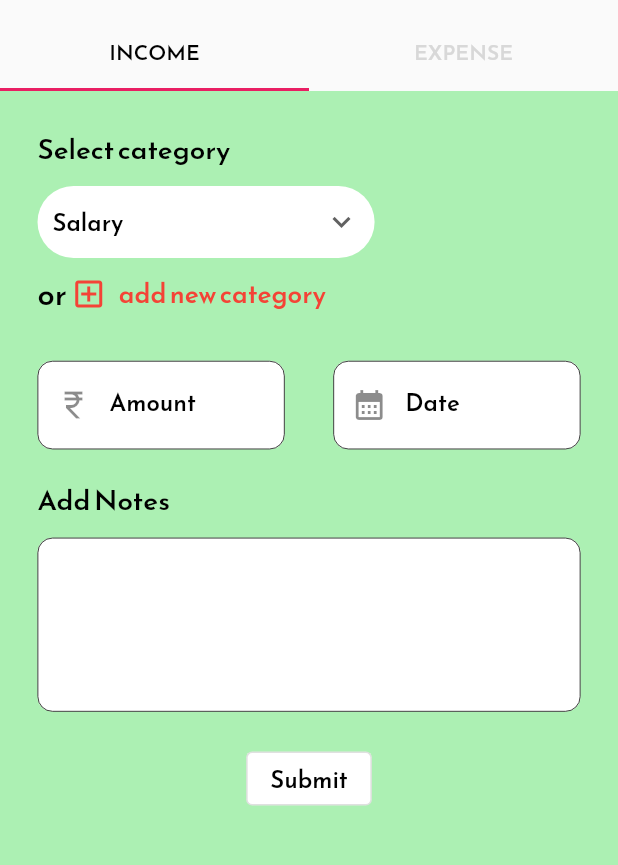
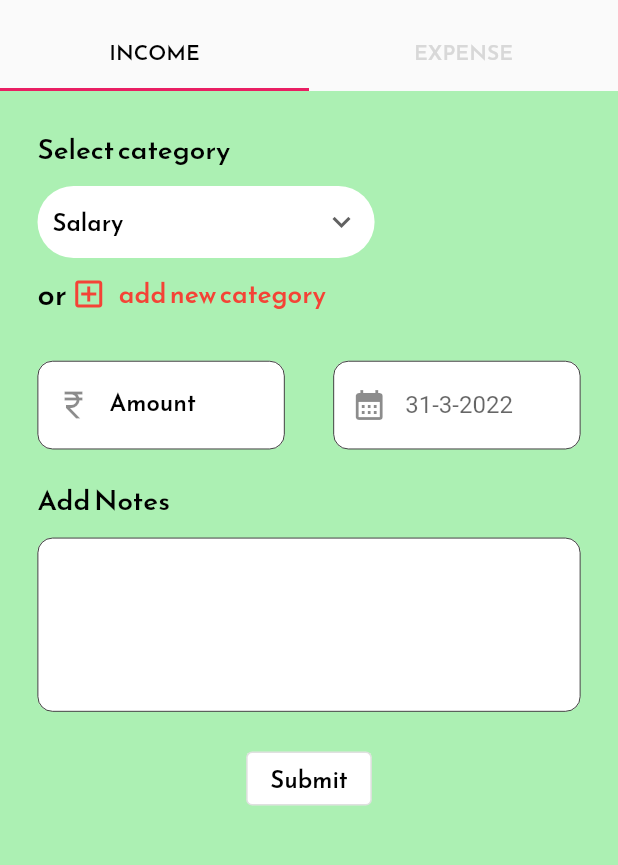
Before and after one commit to Mn-Rafi/Wallet-Assist-, a Flutter app: the ScreenTransaction screen opened directly, on a phone screen of 412 x 824 dp, the part 65-930 px from its top. Run offline on Flutter 3.47's test engine with Material 2 defaults, Android fonts, the phone set to English and light mode, and no system bars; our stand-ins replace flutter_screenutil, font_awesome_flutter, hive, hive_flutter, image_picker, shared_preferences and 1 more; accounts and stored records are empty.

Commit message:
date updated on transaction

```diff
--- a/lib/MainScreen/screen_home.dart
+++ b/lib/MainScreen/screen_home.dart
@@ -5,7 +5,6 @@ import 'package:money_manager_app/add%20transaction%20page/screen_addtransaction
 import 'package:money_manager_app/homePage/screen_homepage.dart';
 import 'package:money_manager_app/profile%20page/screen_profile.dart';
 import 'package:money_manager_app/statistics%20page/screen_statistics.dart';
-import 'package:showcaseview/showcaseview.dart';
 
 class ScreenHome extends StatelessWidget {
   ScreenHome({Key? key}) : super(key: key);
--- a/lib/add transaction page/custom_textfield.dart
+++ b/lib/add transaction page/custom_textfield.dart
@@ -52,6 +52,54 @@ class CustomTextFieldTwo extends StatelessWidget {
     );
   }
 }
+
+
+class CustomTextFieldForDate extends StatelessWidget {
+  String? hint;
+  Icon prefixIcon;
+  Function() onTap;
+
+  CustomTextFieldForDate({
+    Key? key,
+    this.hint,
+    required this.prefixIcon,
+    required this.onTap,
+  }) : super(key: key);
+
+  @override
+  Widget build(BuildContext context) {
+    return TextFormField(
+      onTap: onTap,
+      validator: (value) {
+        if (value != null && value.length < 3) {
+          return 'Enter atleast 3 characters';
+        } else {
+          return null;
+        }
+      },
+      readOnly: true,
+      cursorWidth: 1,
+      cursorColor: firstGrey,
+      decoration: InputDecoration(
+        filled: true,
+        fillColor: Colors.white,
+        prefixIcon: prefixIcon,
+        hintText: hint,
+        labelStyle: customTextStyleOne(),
+        focusedBorder: OutlineInputBorder(
+          borderSide: const BorderSide(width: 0.5),
+          borderRadius: BorderRadius.circular(10.0),
+        ),
+        enabledBorder: OutlineInputBorder(
+          borderSide: const BorderSide(width: 0.5),
+          borderRadius: BorderRadius.circular(10.0),
+        ),
+      ),
+    );
+  }
+}
+
+
 
 RegExp numberReg = RegExp(r'^(?:[+0]9)?[0-9]{10}$');
 
--- a/lib/add transaction page/transaction_custom_widgets.dart
+++ b/lib/add transaction page/transaction_custom_widgets.dart
@@ -4,6 +4,7 @@ import 'package:flutter_screenutil/flutter_screenutil.dart';
 import 'package:money_manager_app/add%20transaction%20page/custom_textfield.dart';
 import 'package:money_manager_app/customs/add_category.dart';
 import 'package:money_manager_app/customs/custom_text_and_color.dart';
+import 'package:money_manager_app/customs/datepicker.dart';
 
 var incomeCategories = [
   'Salary',
@@ -46,11 +47,17 @@ class CustomAddCatogory extends StatefulWidget {
   State<CustomAddCatogory> createState() => _CustomAddCatogoryState();
 }
 
+DateTime date = DateTime.now();
+
 class _CustomAddCatogoryState extends State<CustomAddCatogory> {
   late String dropdownvalue = widget.dropDownValue;
 
   @override
   Widget build(BuildContext context) {
+    String getText() {
+      return '${date.day}-${date.month}-${date.year}';
+    }
+
     return Form(
       child: SingleChildScrollView(
         physics: const BouncingScrollPhysics(),
@@ -123,22 +130,21 @@ class _CustomAddCatogoryState extends State<CustomAddCatogory> {
                   SizedBox(
                       width: 160.w,
                       child: CustomTextFieldTwo(
-                        onChanged: ((p0) {
-
-                        }),
+                        onChanged: ((p0) {}),
                         prefixIcon: Icon(Icons.currency_rupee),
                         labelText: 'Amount',
                       )),
                   SizedBox(
-                      width: 160.w,
-                      child: CustomTextFieldTwo(onChanged: (p0) {
-
+                    width: 160.w,
+                    child: CustomTextFieldForDate(
+                      onTap: () {
+                        pickdate(context);
+                        print("HAI RAFI $date");
                       },
-
-                        keyboardType: TextInputType.datetime,
-                        prefixIcon: const Icon(Icons.calendar_month),
-                        labelText: 'Date',
-                      )),
+                      prefixIcon: const Icon(Icons.calendar_month),
+                      hint: getText(),
+                    ),
+                  ),
                 ],
               ),
               SizedBox(
@@ -184,4 +190,22 @@ class _CustomAddCatogoryState extends State<CustomAddCatogory> {
       ),
     );
   }
+
+  Future pickdate(BuildContext context) async {
+    final initialDate = DateTime.now();
+    final newDate = await showDatePicker(
+      context: context,
+      initialDate: initialDate,
+      firstDate: DateTime(DateTime.now().year - 5),
+      lastDate: DateTime(DateTime.now().year + 5),
+    );
+
+    if (newDate == null) {
+      return;
+    } else {
+      setState(() {
+        date = newDate;
+      });
+    }
+  }
 }
--- a/lib/statistics page/custom_wallet_container.dart
+++ b/lib/statistics page/custom_wallet_container.dart
@@ -6,9 +6,9 @@ import 'package:money_manager_app/homePage/Income/income_detailed_page.dart';
 import 'package:money_manager_app/homePage/Income/widgets%20and%20lists/widgets_lists.dart';
 
 class CustomWalletContainer extends StatefulWidget {
-  ScrollController controller;
-  double initialWallletAmount;
-  CustomWalletContainer({
+  final ScrollController controller;
+  final double initialWallletAmount;
+  const CustomWalletContainer({
     Key? key,
     required this.controller,
     required this.initialWallletAmount,
```
Also changed, not shown: lib/First Profile/screen_first_profile.dart (+15 -5 lines), lib/profile page/wifgets_of_profile.dart (+13 -11 lines), lib/customs/datepicker.dart (added), pubspec.lock, 2 other files.
